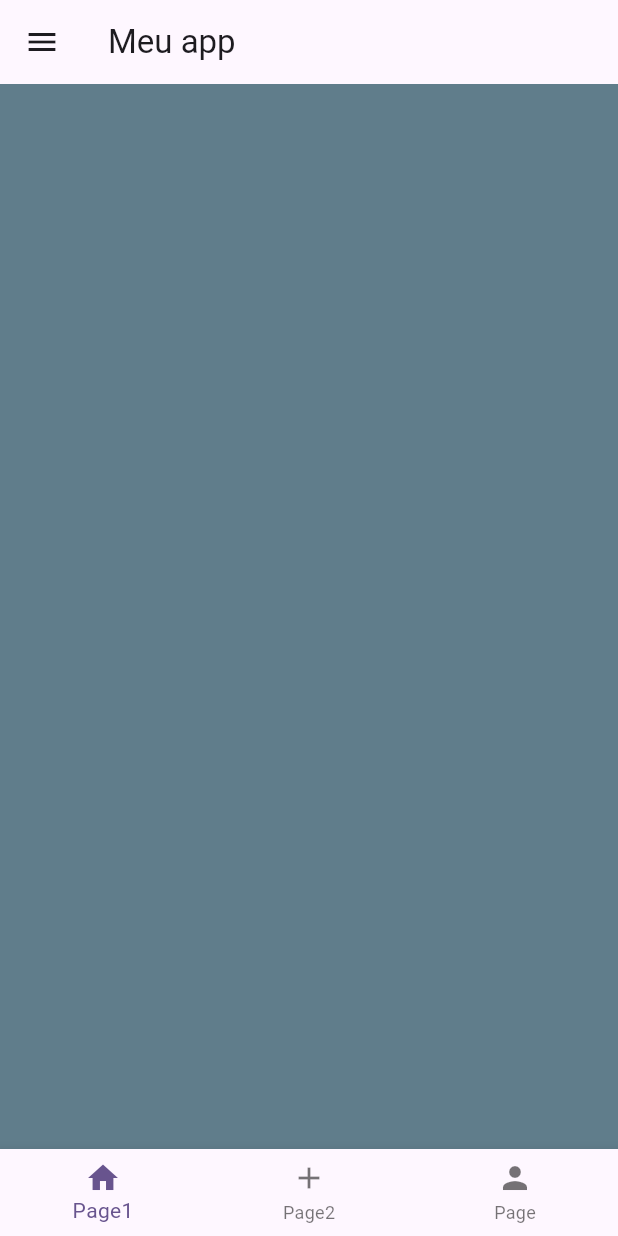
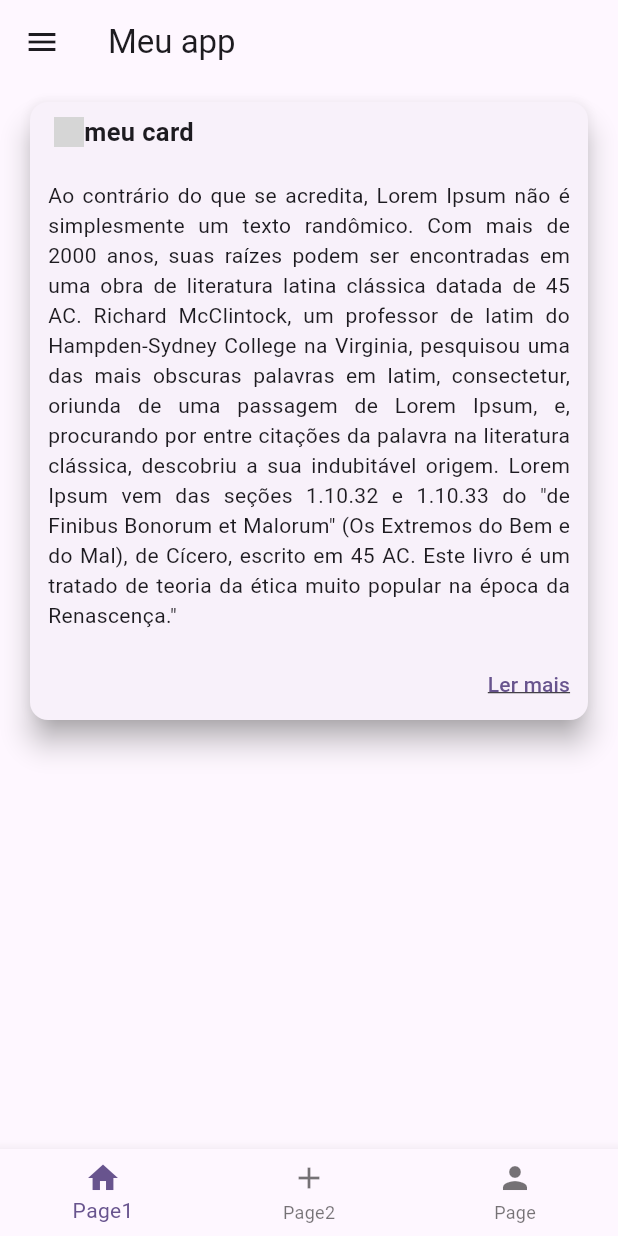
Before and after one commit to LuaDlc/login_app, a Flutter app: the HomePage screen opened directly, on a phone screen of 412 x 824 dp. Run offline on Flutter 3.47's test engine with Material 2 defaults, Android fonts, the phone set to English and light mode, and no system bars; network calls fail; grey boxes are pictures that could not be loaded.

Commit message:
card- cardpage

```diff
--- /dev/null
+++ b/lib/pages/card_page.dart
@@ -0,0 +1,64 @@
+import 'package:flutter/material.dart';
+
+class CardPage extends StatefulWidget {
+  const CardPage({super.key});
+
+  @override
+  State<CardPage> createState() => _CardPageState();
+}
+
+class _CardPageState extends State<CardPage> {
+  @override
+  Widget build(BuildContext context) {
+    return Column(
+      children: [
+        Container(
+          margin: const EdgeInsets.symmetric(horizontal: 16, vertical: 8),
+          child: Card(
+            elevation: 8,
+            shadowColor: Colors.grey,
+            child: Column(
+              crossAxisAlignment: CrossAxisAlignment.start,
+              children: [
+                Padding(
+                  padding: EdgeInsets.symmetric(horizontal: 16, vertical: 8),
+                  child: Row(
+                    children: [
+                      Image.network(
+                        "https://hermes.digitalinnovation.one/assets/diome/logo.png",
+                        height: 20,
+                        width: 20,
+                      ),
+                      const Text(
+                        'meu card',
+                        style: TextStyle(
+                            fontSize: 17, fontWeight: FontWeight.bold),
+                      ),
+                    ],
+                  ),
+                ),
+                const Padding(
+                  padding: EdgeInsets.symmetric(horizontal: 12, vertical: 12),
+                  child: Text(
+                    'Ao contrário do que se acredita, Lorem Ipsum não é simplesmente um texto randômico. Com mais de 2000 anos, suas raízes podem ser encontradas em uma obra de literatura latina clássica datada de 45 AC. Richard McClintock, um professor de latim do Hampden-Sydney College na Virginia, pesquisou uma das mais obscuras palavras em latim, consectetur, oriunda de uma passagem de Lorem Ipsum, e, procurando por entre citações da palavra na literatura clássica, descobriu a sua indubitável origem. Lorem Ipsum vem das seções 1.10.32 e 1.10.33 do "de Finibus Bonorum et Malorum" (Os Extremos do Bem e do Mal), de Cícero, escrito em 45 AC. Este livro é um tratado de teoria da ética muito popular na época da Renascença." ',
+                    textAlign: TextAlign.justify,
+                  ),
+                ),
+                Container(
+                  width: double.infinity,
+                  alignment: Alignment.centerRight,
+                  child: TextButton(
+                      onPressed: () {},
+                      child: const Text(
+                        'Ler mais',
+                        style: TextStyle(decoration: TextDecoration.underline),
+                      )),
+                )
+              ],
+            ),
+          ),
+        )
+      ],
+    );
+  }
+}
--- a/lib/pages/home_page.dart
+++ b/lib/pages/home_page.dart
@@ -1,6 +1,6 @@
 import 'package:flutter/material.dart';
 import 'package:login_app/pages/dados_cadastrais.dart';
-import 'package:login_app/pages/page1.dart';
+import 'package:login_app/pages/card_page.dart';
 import 'package:login_app/pages/page2.dart';
 import 'package:login_app/pages/page3.dart';
 import 'package:login_app/shared/widgets/custom_drawer.dart';
@@ -34,7 +34,7 @@ class _HomePageState extends State<HomePage> {
               },
               //navegacao entre paginas/telas
               children: const [
-                Page1(),
+                CardPage(),
                 Page2(),
                 Page3(),
               ],
--- a/lib/pages/page1.dart
+++ /dev/null
@@ -1,17 +0,0 @@
-import 'package:flutter/material.dart';
-
-class Page1 extends StatefulWidget {
-  const Page1({super.key});
-
-  @override
-  State<Page1> createState() => _Page1State();
-}
-
-class _Page1State extends State<Page1> {
-  @override
-  Widget build(BuildContext context) {
-    return Container(
-      color: Colors.blueGrey,
-    );
-  }
-}
```
